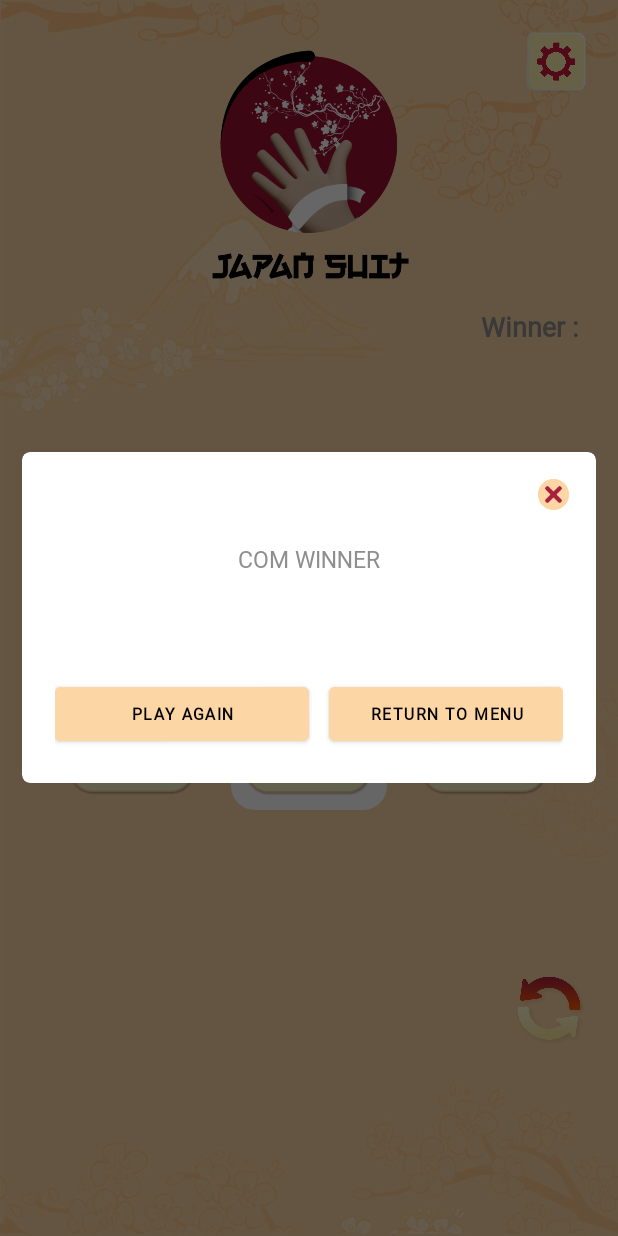
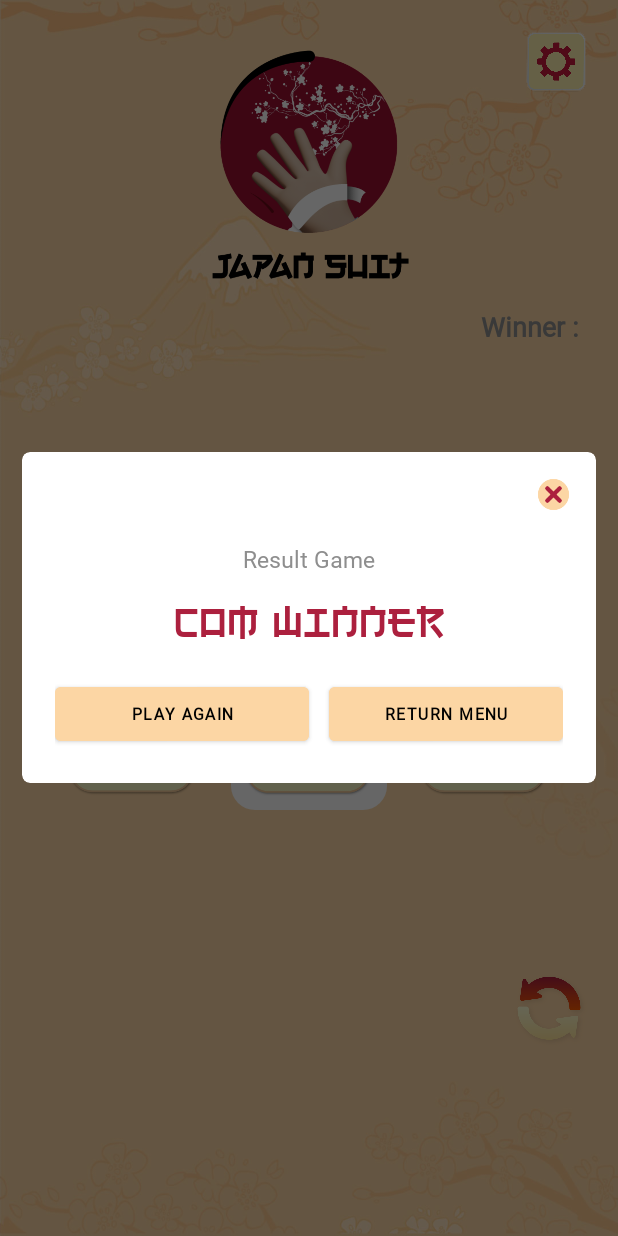
Before and after one commit to fadhluli/ChallengeChap6Kel1, an Android app: the screen it shows after launch (MainActivity), after a tap on an icon or button, on a phone screen of 412 x 824 dp. Run offline under Robolectric (Android 15) with nearby library versions, the phone set to English and light mode, and no system bars; our stand-ins replace sdp/ssp sizes.

Commit message:
Dialog Fragmant Setting Updates #2

```diff
--- a/app/src/main/java/com/fadtech/challengechap6kel1/ui/dialog/DialogResultFragment.kt
+++ b/app/src/main/java/com/fadtech/challengechap6kel1/ui/dialog/DialogResultFragment.kt
@@ -37,12 +37,15 @@ class DialogResultFragment(private val message: String) : DialogFragment() {
         dialog?.window?.setBackgroundDrawableResource(R.drawable.bg_dialog_round_white)
 
 
-        binding.tvTitleResult.text = message
-
         binding.ivBtnCloseDialog.setOnClickListener {
             dialog?.dismiss()
             (activity as MainActivity ).showPlayerOne()
         }
+
+        binding.tvTitleResult.text = "Result Game"
+
+        binding.tvResultGame.text = message
+
 
         // Error can not runinng game play when reset game
         binding.btnPlayagainDialogResult.setOnClickListener {
--- a/app/src/main/res/layout/fragment_dialog_result.xml
+++ b/app/src/main/res/layout/fragment_dialog_result.xml
@@ -72,7 +72,6 @@
         <Button
             android:id="@+id/btn_return_menu_dialog_result"
             android:layout_width="@dimen/_120sdp"
-            android:lines="1"
             android:layout_height="wrap_content"
             android:backgroundTint="@color/primary_color"
             android:fontFamily="@font/roboto_font"
@@ -80,7 +79,7 @@
             android:textStyle="bold"
             android:textSize="@dimen/_8ssp"
             android:gravity="center"
-            android:text="Return to Menu" />
+            android:text="Return Menu" />
 
 
 
```
